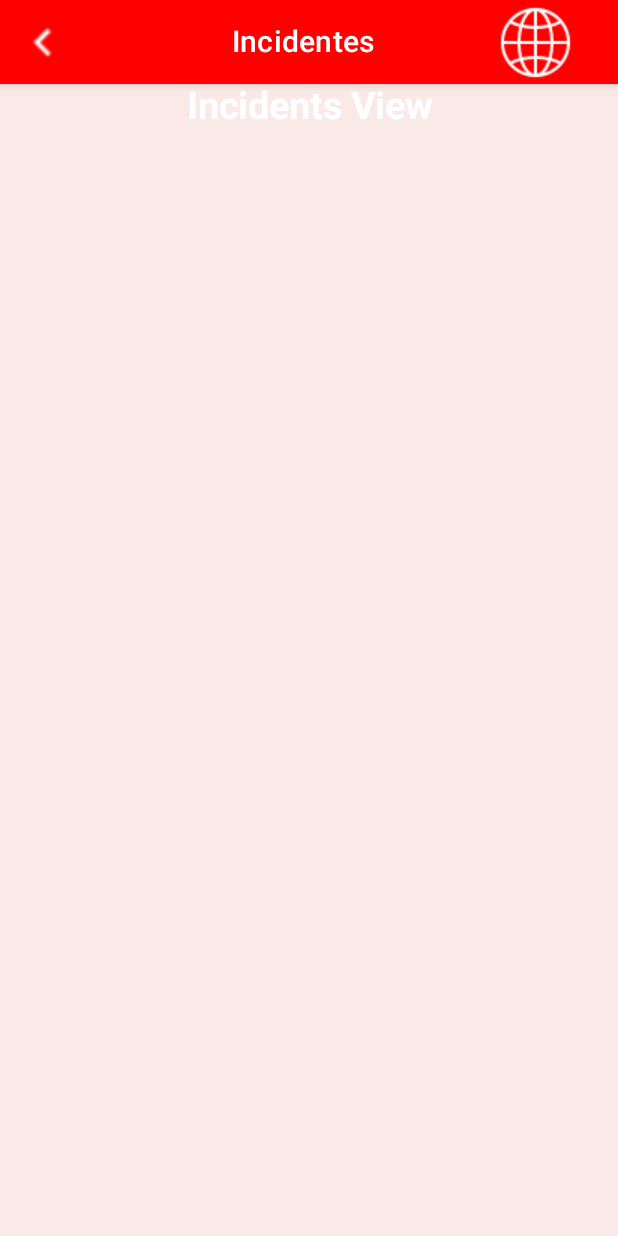
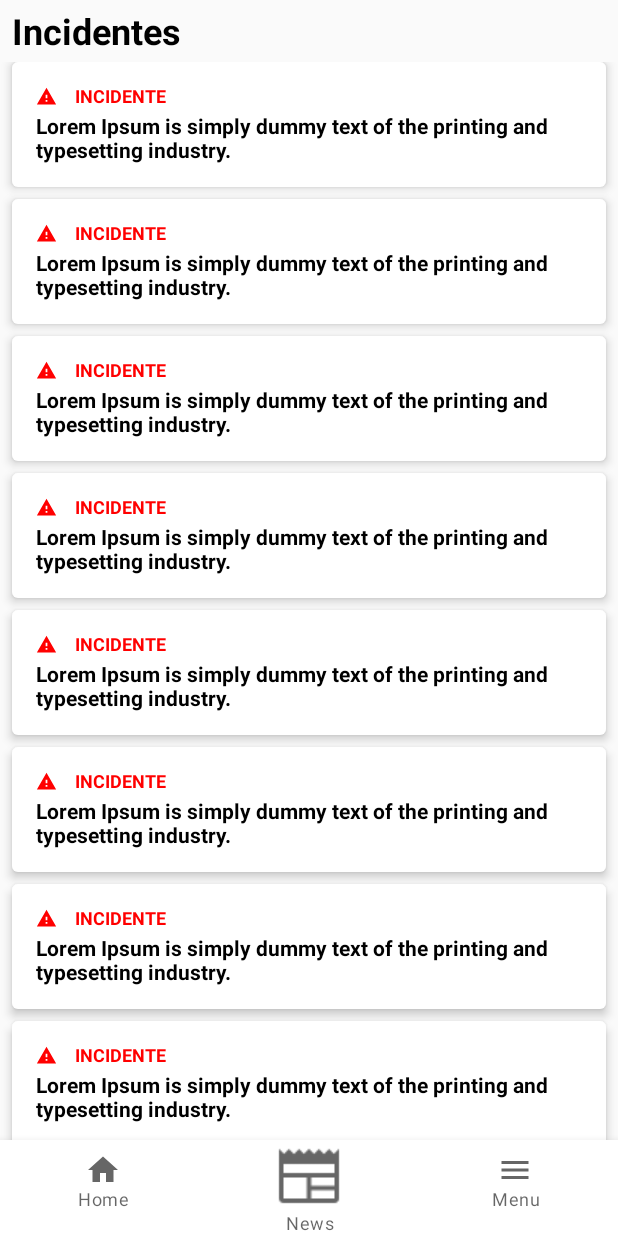
Before and after one commit to EcomputerApps/mobile_etno, an Android app built with Jetpack Compose: the IncidentsScreen screen opened through its navigation route, on a phone screen of 412 x 824 dp. Run offline under Robolectric (Android 15) with nearby library versions, the phone set to English and light mode, and no system bars; libraries missing offline, so code that uses them is left out: com.himanshoe.kalendar.

Commit message:
ME/40: Starting incident screen

```diff
--- a/app/build.gradle
+++ b/app/build.gradle
@@ -67,6 +67,7 @@ dependencies {
 
     // Import the Firebase BoM
     implementation platform('com.google.firebase:firebase-bom:31.1.0')
+    implementation 'androidx.compose.ui:ui-text-google-fonts:1.3.2'
 
     // https://mvnrepository.com/artifact/org.jetbrains.kotlinx/kotlinx-datetime
     runtimeOnly("org.jetbrains.kotlinx:kotlinx-datetime:0.4.0")
--- a/app/src/main/java/com/example/mobile_etno/MainActivity.kt
+++ b/app/src/main/java/com/example/mobile_etno/MainActivity.kt
@@ -30,7 +30,6 @@ class MainActivity : ComponentActivity() {
                localityViewModel = localityViewModel,
                userVillagerViewModel = userVillagerViewModel,
                fcmViewModel = fcmViewModel,
-               eventSubscriptionViewModel = eventSubscriptionViewModel,
                sqlDataBase = sqlDataBase)
         }
     }
--- /dev/null
+++ b/app/src/main/java/com/example/mobile_etno/models/IncidentModel.kt
@@ -0,0 +1,5 @@
+package com.example.mobile_etno.models
+
+data class IncidentModel(
+    var description: String ? = null
+)
--- a/app/src/main/java/com/example/mobile_etno/navigation/Navigation.kt
+++ b/app/src/main/java/com/example/mobile_etno/navigation/Navigation.kt
@@ -22,6 +22,7 @@ import com.example.mobile_etno.views.screen.discovery.DiscoveryScreen
 import com.example.mobile_etno.views.screen.events.EventsScreen
 import com.example.mobile_etno.views.screen.gallery.GalleryScreen
 import com.example.mobile_etno.views.screen.gallery.ImageDetail
+import com.example.mobile_etno.views.screen.incident.IncidentsScreen
 import com.example.mobile_etno.views.screen.news.NewDetails
 import com.example.mobile_etno.views.screen.news.NewsScreen
 import com.example.mobile_etno.views.screen.pharmacy.PharmaciesScreen
@@ -38,7 +39,6 @@ fun Navigation(
     list: List<String>,
     localityViewModel: LocalityViewModel,
     userVillagerViewModel: UserVillagerViewModel,
-    eventSubscriptionViewModel: EventSubscriptionViewModel,
     fcmViewModel: FCMViewModel,
     sqlDataBase: SqlDataBase
 ) {
@@ -187,9 +187,7 @@ fun Navigation(
                 imageUrl = it.arguments?.getString("imageUrl")
             ))
         }
-        composable(NavItem.Incidents.route){
-            IncidentsScreen(navController = navController)
-        }
+        composable(NavItem.Incidents.route){ IncidentsScreen(navController, userVillagerViewModel) }
         composable(NavItem.Links.route){
             LinksScreen(navController = navController)
         }
--- a/app/src/main/java/com/example/mobile_etno/ui/theme/Type.kt
+++ b/app/src/main/java/com/example/mobile_etno/ui/theme/Type.kt
@@ -2,6 +2,7 @@ package com.example.mobile_etno.ui.theme
 
 import androidx.compose.material.Typography
 import androidx.compose.ui.text.TextStyle
+import androidx.compose.ui.text.font.Font
 import androidx.compose.ui.text.font.FontFamily
 import androidx.compose.ui.text.font.FontWeight
 import androidx.compose.ui.unit.sp
@@ -26,3 +27,6 @@ val Typography = Typography(
     )
     */
 )
+val fonts = FontFamily(
+
+)
--- a/app/src/main/java/com/example/mobile_etno/utils/phone_categories/PhoneCategories.kt
+++ b/app/src/main/java/com/example/mobile_etno/utils/phone_categories/PhoneCategories.kt
@@ -7,6 +7,7 @@ object PhoneCategories {
     val phoneCategories: List<PhoneCategory> = listOf(
         PhoneCategory(R.drawable.tool_image, "Servicio"),
         PhoneCategory(R.drawable.salud_image, "Salud"),
+        PhoneCategory(R.drawable.ocio_image, "Ocio"),
         PhoneCategory(R.drawable.ocio_image, "Ocio")
     )
 }
--- a/app/src/main/java/com/example/mobile_etno/views/MainScreen.kt
+++ b/app/src/main/java/com/example/mobile_etno/views/MainScreen.kt
@@ -36,7 +36,6 @@ fun MainScreen(
     localityViewModel: LocalityViewModel,
     userVillagerViewModel: UserVillagerViewModel,
     fcmViewModel: FCMViewModel,
-    eventSubscriptionViewModel: EventSubscriptionViewModel,
     sqlDataBase: SqlDataBase,
 ){
     val navController = rememberNavController()
@@ -48,7 +47,6 @@ fun MainScreen(
             localityViewModel = localityViewModel,
             userVillagerViewModel = userVillagerViewModel,
             fcmViewModel = fcmViewModel,
-           eventSubscriptionViewModel = eventSubscriptionViewModel,
            sqlDataBase = sqlDataBase,
         )
     }
--- a/app/src/main/java/com/example/mobile_etno/views/modern/navigationbottom/BottomNavigationCustom.kt
+++ b/app/src/main/java/com/example/mobile_etno/views/modern/navigationbottom/BottomNavigationCustom.kt
@@ -1,7 +1,6 @@
 package com.example.mobile_etno.views.modern.navigationbottom
 
-import androidx.compose.foundation.layout.Box
-import androidx.compose.foundation.layout.fillMaxSize
+import androidx.compose.foundation.layout.*
 import androidx.compose.material.BottomNavigation
 import androidx.compose.material.BottomNavigationItem
 import androidx.compose.material.Icon
@@ -13,6 +12,7 @@ import androidx.compose.ui.Alignment
 import androidx.compose.ui.Modifier
 import androidx.compose.ui.graphics.Color
 import androidx.compose.ui.res.painterResource
+import androidx.compose.ui.unit.dp
 import androidx.navigation.NavHostController
 import com.example.mobile_etno.NavItem
 import com.example.mobile_etno.R
@@ -31,6 +31,7 @@ fun BottomNavigationCustom(
         NavigationBottom(R.drawable.news, "News"),
         NavigationBottom(R.drawable.icon_menu, "Menu")
     )
+
         Box(
             modifier = Modifier.fillMaxSize()
         ) {
--- a/app/src/main/java/com/example/mobile_etno/views/screen/IncidentsScreen.kt
+++ /dev/null
@@ -1,75 +0,0 @@
-package com.example.mobile_etno.views.screen
-
-import android.annotation.SuppressLint
-import androidx.activity.compose.BackHandler
-import androidx.compose.foundation.background
-import androidx.compose.foundation.layout.Column
-import androidx.compose.foundation.layout.fillMaxSize
-import androidx.compose.foundation.layout.wrapContentSize
-import androidx.compose.material.*
-import androidx.compose.runtime.Composable
-import androidx.compose.runtime.rememberCoroutineScope
-import androidx.compose.ui.Alignment
-import androidx.compose.ui.Modifier
-import androidx.compose.ui.graphics.Color
-import androidx.compose.ui.text.font.FontWeight
-import androidx.compose.ui.text.style.TextAlign
-import androidx.compose.ui.unit.sp
-import androidx.navigation.NavHostController
-import com.example.mobile_etno.NavItem
-import com.example.mobile_etno.utils.colors.Colors
-import com.example.mobile_etno.viewmodels.MenuViewModel
-import com.example.mobile_etno.views.ScreenTopBar
-
-@SuppressLint("UnusedMaterialScaffoldPaddingParameter")
-@Composable
-fun IncidentsScreen(navController: NavHostController){
-
-    BackHandler() { navController.navigate(NavItem.Home.route){  } }
-
-    val scaffoldState = rememberScaffoldState(rememberDrawerState(DrawerValue.Closed))
-    val scope = rememberCoroutineScope()
-
-    Column(
-        modifier = Modifier
-            .fillMaxSize()
-            .background(Colors.backgroundEtno)
-            .wrapContentSize(Alignment.Center)
-    ) {
-
-        Scaffold(
-            scaffoldState = scaffoldState,
-            topBar = {
-                ScreenTopBar(
-                    navController = navController,
-                    nameScreen = "Incidentes"
-                )
-            },
-            drawerBackgroundColor = Colors.backgroundEtno,
-            // scrimColor = Color.Red,  // Color for the fade background when you open/close the drawer
-            /*
-            drawerContent = {
-                Drawer(
-                    scope = scope,
-                    scaffoldState = scaffoldState,
-                    navController = navController,
-                    menuViewModel
-                )
-            },
-
-             */
-            backgroundColor = Color.Red
-        ) {
-            Surface(color = Colors.backgroundEtno, modifier = Modifier.fillMaxSize()) {
-                Text(
-                    text = "Incidents View",
-                    fontWeight = FontWeight.Bold,
-                    color = Color.White,
-                    modifier = Modifier.align(Alignment.CenterHorizontally),
-                    textAlign = TextAlign.Center,
-                    fontSize = 25.sp
-                )
-            }
-        }
-    }
-}
--- a/app/src/main/java/com/example/mobile_etno/views/screen/discovery/DiscoveryScreen.kt
+++ b/app/src/main/java/com/example/mobile_etno/views/screen/discovery/DiscoveryScreen.kt
@@ -1,6 +1,5 @@
 package com.example.mobile_etno.views.screen.discovery
 
-import android.widget.Toast
 import androidx.compose.foundation.clickable
 import androidx.compose.foundation.layout.*
 import androidx.compose.foundation.lazy.grid.GridCells
@@ -12,7 +11,6 @@ import androidx.compose.material.Text
 import androidx.compose.runtime.Composable
 import androidx.compose.ui.Modifier
 import androidx.compose.ui.graphics.Color
-import androidx.compose.ui.platform.LocalContext
 import androidx.compose.ui.res.painterResource
 import androidx.compose.ui.text.font.FontWeight
 import androidx.compose.ui.unit.dp
@@ -66,6 +64,7 @@ fun DiscoveryScreen(
                                     "Turismo" -> navController.navigate(NavItem.Tourism.route){ userVillagerViewModel.getUserToVillagerTourism() }
                                     "Farmacias" -> navController.navigate(NavItem.Pharmacies.route){ userVillagerViewModel.getUserToVillagerPharmacies() }
                                     "Servicios" -> navController.navigate(NavItem.Phone.route){  }
+                                    "Incidentes" -> navController.navigate(NavItem.Incidents.route){  }
                                 }
                             }
                     ) {
--- /dev/null
+++ b/app/src/main/java/com/example/mobile_etno/views/screen/incident/IncidentCard.kt
@@ -0,0 +1,41 @@
+package com.example.mobile_etno.views.screen.incident
+
+import androidx.compose.foundation.layout.*
+import androidx.compose.material.Card
+import androidx.compose.material.Icon
+import androidx.compose.material.Text
+import androidx.compose.material.icons.Icons
+import androidx.compose.material.icons.filled.Warning
+import androidx.compose.runtime.Composable
+import androidx.compose.ui.Alignment
+import androidx.compose.ui.Modifier
+import androidx.compose.ui.graphics.Color
+import androidx.compose.ui.text.font.FontWeight
+import androidx.compose.ui.unit.dp
+import androidx.compose.ui.unit.sp
+
+@Composable
+fun IncidentCard(
+    description: String
+){
+    Card(
+        elevation = 4.dp,
+        modifier = Modifier
+            .fillMaxWidth()
+    ) {
+        Column(
+            verticalArrangement = Arrangement.spacedBy(5.dp),
+            modifier = Modifier.padding(16.dp)
+        ) {
+            Row(
+                horizontalArrangement = Arrangement.spacedBy(12.dp),
+                verticalAlignment = Alignment.CenterVertically
+            ) {
+                Icon(imageVector = Icons.Filled.Warning, contentDescription = "Warning", modifier = Modifier.size(14.dp), tint = Color.Red)
+                Text(text = "INCIDENTE", fontWeight = FontWeight.Bold, fontSize = 12.sp, color = Color.Red)
+            }
+            Text(text = description, fontSize = 14.sp, fontWeight = FontWeight.Bold)
+        }
+    }
+
+}
--- /dev/null
+++ b/app/src/main/java/com/example/mobile_etno/views/screen/incident/IncidentsScreen.kt
@@ -0,0 +1,62 @@
+package com.example.mobile_etno.views.screen.incident
+
+import androidx.compose.foundation.layout.*
+import androidx.compose.foundation.lazy.LazyColumn
+import androidx.compose.foundation.lazy.items
+import androidx.compose.material.Text
+import androidx.compose.runtime.Composable
+import androidx.compose.ui.Modifier
+import androidx.compose.ui.text.font.FontFamily
+import androidx.compose.ui.text.font.FontWeight
+import androidx.compose.ui.unit.dp
+import androidx.compose.ui.unit.sp
+import androidx.navigation.NavHostController
+import com.example.mobile_etno.models.IncidentModel
+import com.example.mobile_etno.viewmodels.UserVillagerViewModel
+import com.example.mobile_etno.views.modern.navigationbottom.BottomNavigationCustom
+
+@Composable
+fun IncidentsScreen(
+    navController: NavHostController,
+    userVillagerViewModel: UserVillagerViewModel
+){
+    Box(
+
+    ) {
+        Column(
+            modifier = Modifier.padding(8.dp),
+            verticalArrangement = Arrangement.spacedBy(5.dp)
+        ) {
+            Text(
+                text = "Incidentes",
+                fontWeight = FontWeight.Bold,
+                fontSize = 24.sp,
+                fontFamily = FontFamily.SansSerif
+            )
+            LazyColumn(
+                verticalArrangement = Arrangement.spacedBy(8.dp)
+            ){
+                items(listOf(
+                    IncidentModel(description = "Lorem Ipsum is simply dummy text of the printing and typesetting industry."),
+                    IncidentModel(description = "Lorem Ipsum is simply dummy text of the printing and typesetting industry."),
+                    IncidentModel(description = "Lorem Ipsum is simply dummy text of the printing and typesetting industry."),
+                    IncidentModel(description = "Lorem Ipsum is simply dummy text of the printing and typesetting industry."),
+                    IncidentModel(description = "Lorem Ipsum is simply dummy text of the printing and typesetting industry."),
+                    IncidentModel(description = "Lorem Ipsum is simply dummy text of the printing and typesetting industry."),
+                    IncidentModel(description = "Lorem Ipsum is simply dummy text of the printing and typesetting industry."),
+                    IncidentModel(description = "Lorem Ipsum is simply dummy text of the printing and typesetting industry.")
+                )){
+                    IncidentCard(description = it.description!!)
+
+                }
+
+            }
+
+        }
+        BottomNavigationCustom(
+            navController = navController,
+            stateNavigationButton = -1,
+            userVillagerViewModel = userVillagerViewModel
+        )
+    }
+}
```
Also changed, not shown: 1 other file. Lines whose indentation alone changed are shown as unchanged.
